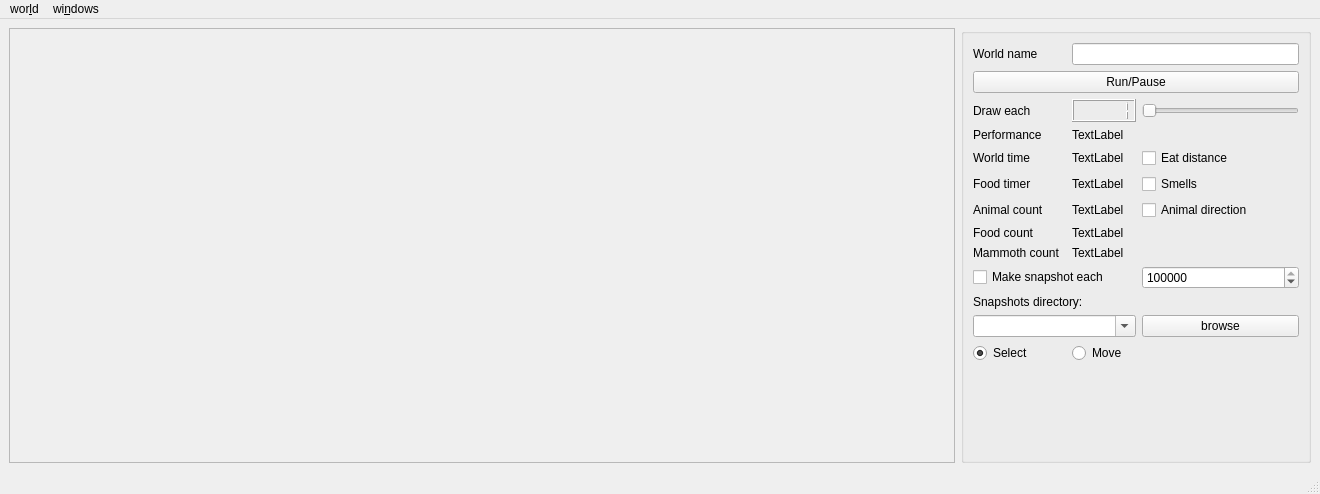
This is animals/ui/main_window.ui in zshimanchik/animals as Qt 5 draws it before an edit. The edited form follows.
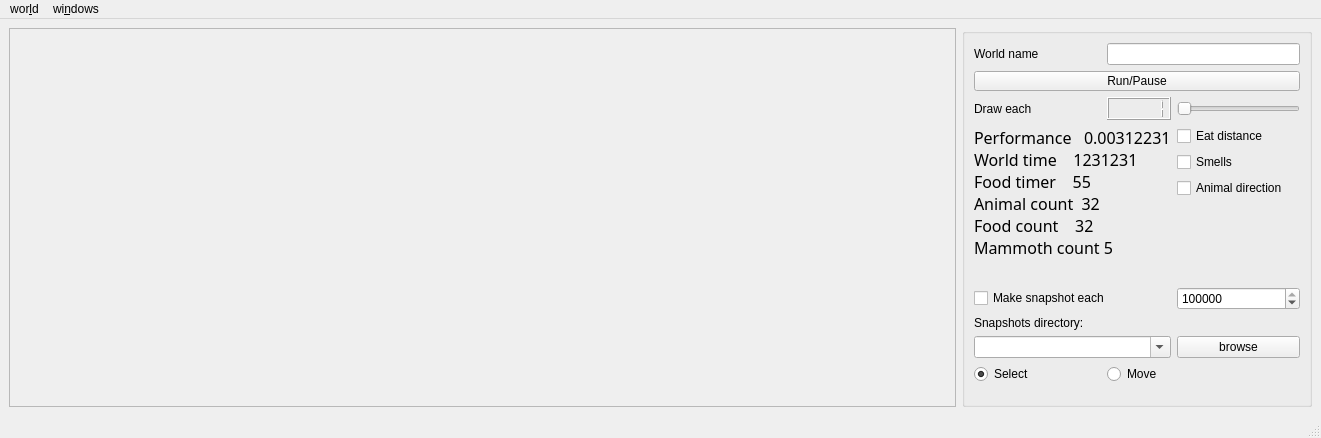
This is the edited form.

Commit message: using one label for all texts

Diff of the .ui file:
```diff
--- a/animals/ui/main_window.ui
+++ b/animals/ui/main_window.ui
@@ -6,8 +6,8 @@
    <rect>
     <x>0</x>
     <y>0</y>
-    <width>1320</width>
-    <height>494</height>
+    <width>1321</width>
+    <height>438</height>
    </rect>
   </property>
   <property name="windowTitle">
@@ -25,8 +25,8 @@
         <rect>
          <x>0</x>
          <y>0</y>
-         <width>948</width>
-         <height>425</height>
+         <width>945</width>
+         <height>374</height>
         </rect>
        </property>
        <layout class="QHBoxLayout" name="horizontalLayout">
@@ -65,7 +65,7 @@
        </size>
       </property>
       <layout class="QGridLayout" name="gridLayout">
-       <item row="9" column="4">
+       <item row="8" column="4">
         <widget class="QSpinBox" name="make_snapshots_spinbox">
          <property name="minimum">
           <number>1</number>
@@ -81,41 +81,6 @@
          </property>
         </widget>
        </item>
-       <item row="3" column="3">
-        <widget class="QLabel" name="performance_label">
-         <property name="text">
-          <string>TextLabel</string>
-         </property>
-        </widget>
-       </item>
-       <item row="4" column="3">
-        <widget class="QLabel" name="world_time_label">
-         <property name="text">
-          <string>TextLabel</string>
-         </property>
-        </widget>
-       </item>
-       <item row="6" column="1">
-        <widget class="QLabel" name="animal_count_label_lbl">
-         <property name="text">
-          <string>Animal count</string>
-         </property>
-        </widget>
-       </item>
-       <item row="4" column="1">
-        <widget class="QLabel" name="world_time_label_lbl">
-         <property name="text">
-          <string>World time</string>
-         </property>
-        </widget>
-       </item>
-       <item row="5" column="1">
-        <widget class="QLabel" name="food_timer_label_lbl">
-         <property name="text">
-          <string>Food timer</string>
-         </property>
-        </widget>
-       </item>
        <item row="1" column="1" colspan="4">
         <widget class="QPushButton" name="timer_button">
          <property name="minimumSize">
@@ -135,20 +100,6 @@
          </property>
         </widget>
        </item>
-       <item row="7" column="1">
-        <widget class="QLabel" name="food_count_label_lbl">
-         <property name="text">
-          <string>Food count</string>
-         </property>
-        </widget>
-       </item>
-       <item row="8" column="3">
-        <widget class="QLabel" name="mammoth_count_label">
-         <property name="text">
-          <string>TextLabel</string>
-         </property>
-        </widget>
-       </item>
        <item row="2" column="4">
         <widget class="QSlider" name="draw_each_times_slider">
          <property name="minimum">
@@ -165,21 +116,14 @@
          </property>
         </widget>
        </item>
-       <item row="8" column="1">
-        <widget class="QLabel" name="mammoth_count_label_lbl">
-         <property name="text">
-          <string>Mammoth count</string>
-         </property>
-        </widget>
-       </item>
-       <item row="4" column="4">
+       <item row="3" column="4">
         <widget class="QCheckBox" name="eat_distance_checkbox">
          <property name="text">
           <string>Eat distance</string>
          </property>
         </widget>
        </item>
-       <item row="13" column="3">
+       <item row="12" column="3">
         <spacer name="verticalSpacer">
          <property name="orientation">
           <enum>Qt::Vertical</enum>
@@ -192,13 +136,6 @@
          </property>
         </spacer>
        </item>
-       <item row="6" column="3">
-        <widget class="QLabel" name="animal_count_label">
-         <property name="text">
-          <string>TextLabel</string>
-         </property>
-        </widget>
-       </item>
        <item row="2" column="3">
         <widget class="QLCDNumber" name="draw_each_times_lcd">
          <property name="intValue" stdset="0">
@@ -206,48 +143,27 @@
          </property>
         </widget>
        </item>
-       <item row="5" column="3">
-        <widget class="QLabel" name="food_timer_label">
-         <property name="text">
-          <string>TextLabel</string>
-         </property>
-        </widget>
-       </item>
-       <item row="11" column="4">
+       <item row="10" column="4">
         <widget class="QPushButton" name="browse_snapshot_directory_button">
          <property name="text">
           <string>browse</string>
          </property>
         </widget>
        </item>
-       <item row="6" column="4">
+       <item row="5" column="4">
         <widget class="QCheckBox" name="animal_direction_checkbox">
          <property name="text">
           <string>Animal direction</string>
          </property>
         </widget>
        </item>
-       <item row="5" column="4">
+       <item row="4" column="4">
         <widget class="QCheckBox" name="smells_checkbox">
          <property name="text">
           <string>Smells</string>
          </property>
         </widget>
        </item>
-       <item row="7" column="3">
-        <widget class="QLabel" name="food_count_label">
-         <property name="text">
-          <string>TextLabel</string>
-         </property>
-        </widget>
-       </item>
-       <item row="3" column="1">
-        <widget class="QLabel" name="performance_label_lbl">
-         <property name="text">
-          <string>Performance</string>
-         </property>
-        </widget>
-       </item>
        <item row="2" column="1">
         <widget class="QLabel" name="draw_each_times_label">
          <property name="text">
@@ -258,14 +174,7 @@
        <item row="0" column="3" colspan="2">
         <widget class="QLineEdit" name="world_name_lineedit"/>
        </item>
-       <item row="11" column="1" colspan="3">
-        <widget class="QComboBox" name="snapshot_directory_combobox">
-         <property name="editable">
-          <bool>true</bool>
-         </property>
-        </widget>
-       </item>
-       <item row="12" column="1">
+       <item row="11" column="1">
         <widget class="QRadioButton" name="select_radiobutton">
          <property name="text">
           <string>Select</string>
@@ -275,22 +184,22 @@
          </property>
         </widget>
        </item>
-       <item row="12" column="3">
+       <item row="11" column="3">
         <widget class="QRadioButton" name="move_radiobutton">
          <property name="text">
           <string>Move</string>
          </property>
         </widget>
        </item>
-       <item row="9" column="1" colspan="3">
+       <item row="8" column="1" colspan="3">
         <widget class="QCheckBox" name="make_snapshots_checkbox">
          <property name="text">
           <string>Make snapshot each</string>
          </property>
         </widget>
        </item>
-       <item row="10" column="1" colspan="4">
-        <widget class="QLabel" name="label">
+       <item row="9" column="1" colspan="4">
+        <widget class="QLabel" name="snapshot_directory_label">
          <property name="text">
           <string>Snapshots directory:</string>
          </property>
@@ -303,6 +212,32 @@
          </property>
         </widget>
        </item>
+       <item row="3" column="1" rowspan="4" colspan="3">
+        <widget class="QLabel" name="info_label">
+         <property name="font">
+          <font>
+           <family>Ubuntu Mono</family>
+           <pointsize>12</pointsize>
+          </font>
+         </property>
+         <property name="text">
+          <string>Performance   0.00312231
+World time    1231231   
+Food timer    55        
+Animal count  32        
+Food count    32        
+Mammoth count 5         
+</string>
+         </property>
+        </widget>
+       </item>
+       <item row="10" column="1" colspan="3">
+        <widget class="QComboBox" name="snapshot_directory_combobox">
+         <property name="editable">
+          <bool>true</bool>
+         </property>
+        </widget>
+       </item>
       </layout>
      </widget>
     </item>
@@ -313,8 +248,8 @@
     <rect>
      <x>0</x>
      <y>0</y>
-     <width>1320</width>
-     <height>30</height>
+     <width>1321</width>
+     <height>22</height>
     </rect>
    </property>
    <widget class="QMenu" name="menuRestart_world">
```
The commit also changes 2 other files.
